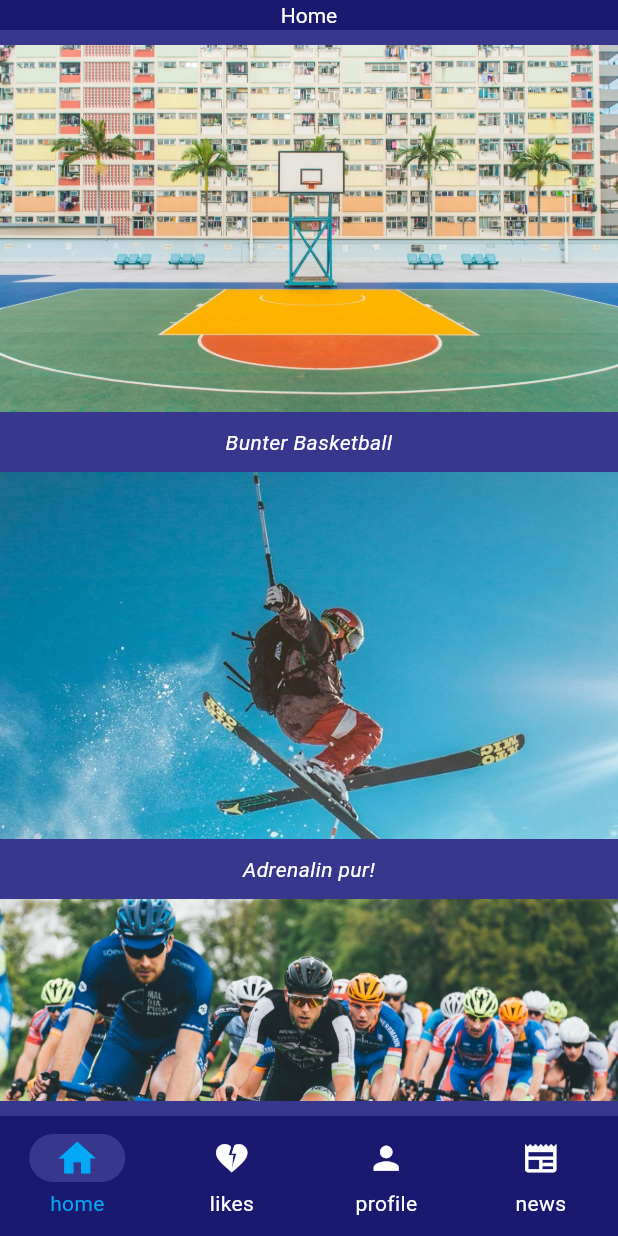
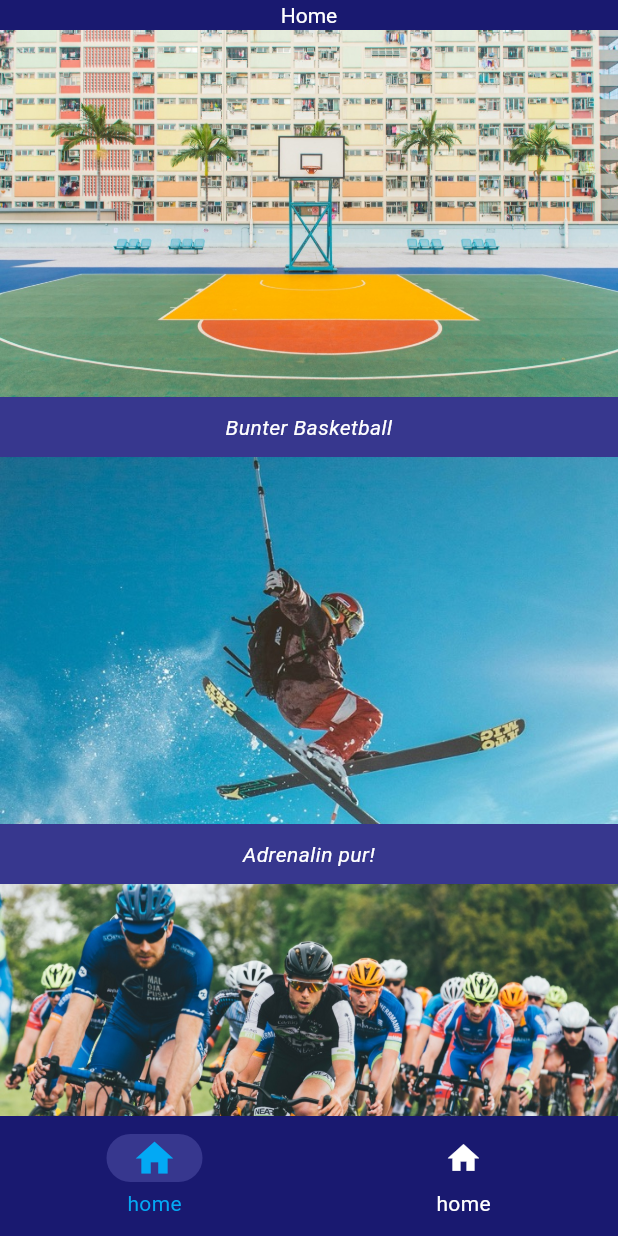
Before and after one commit to goldenshoes001/bildergalerie, a Flutter app: the screen it shows after launch, on a phone screen of 412 x 824 dp. Run offline on Flutter 3.47's test engine with Material 3 defaults, Android fonts, the light colour scheme and no system bars; Roboto replaces fonts that are missing (Arial, arial).

Commit message:
aufgabe fertig

```diff
--- a/lib/class/gallery_data.dart
+++ b/lib/class/gallery_data.dart
@@ -1,6 +1,7 @@
 import 'package:bildergaliere/class/galleryitem.dart';
 
-List<GalleryItem> galleryData = [
+class GalleryData {
+  static List<GalleryItem> galleryData = [
     GalleryItem(
       imageTitle: 'Bunter Basketball',
       imageDate: '03.06.2023',
@@ -51,3 +52,4 @@ List<GalleryItem> galleryData = [
       imagePath: 'assets/images/tennis_2.jpeg',
     ),
   ];
+}
--- a/lib/class/galleryitem.dart
+++ b/lib/class/galleryitem.dart
@@ -5,14 +5,14 @@ class GalleryItem extends StatelessWidget {
   const GalleryItem({
     super.key,
     required this.imageTitle,
-    required this.imageDate,
-    required this.imageDescription,
     required this.imagePath,
+    this.imageDescription = "",
+    this.imageDate = "",
   });
   final String imageTitle;
+  final String imagePath;
+  final String imageDescription;
   final String imageDate;
-  final String imageDescription;
-  final String imagePath;
 
   @override
   Widget build(BuildContext context) {
@@ -21,7 +21,7 @@ class GalleryItem extends StatelessWidget {
       children: [
         Expanded(
           child: Image.asset(
-            this.imagePath,
+            imagePath,
             fit: BoxFit.cover,
             width: double.infinity,
           ),
--- a/lib/class/home.dart
+++ b/lib/class/home.dart
@@ -1,16 +1,31 @@
-import 'package:bildergaliere/class/gallery_data.dart' as gallery_data;
+import 'package:bildergaliere/class/bild1.dart';
+import 'package:bildergaliere/class/bild2.dart';
+import 'package:bildergaliere/class/bild3.dart';
+import 'package:bildergaliere/class/bild4.dart';
+import 'package:bildergaliere/class/bild5.dart';
+import 'package:bildergaliere/class/bild6.dart';
+import 'package:bildergaliere/class/bild7.dart';
+import 'package:bildergaliere/class/gallery_data.dart';
 import 'package:bildergaliere/class/galleryitem.dart';
 import 'package:flutter/material.dart';
 
 class Home extends StatelessWidget {
-  const Home({super.key});
+  Home({super.key});
+
+  final List<Widget> screens = [
+    Bild1(),
+    Bild2(),
+    Bild3(),
+    Bild4(),
+    Bild5(),
+    Bild6(),
+    Bild7(),
+  ];
 
   @override
   Widget build(BuildContext context) {
-    List<GalleryItem> galerieItems = gallery_data.galleryData;
-    return Padding(
-      padding: const EdgeInsets.symmetric(vertical: 10),
-      child: GridView.builder(
+    List<GalleryItem> galerieItems = GalleryData.galleryData;
+    return GridView.builder(
       gridDelegate: SliverGridDelegateWithFixedCrossAxisCount(
         crossAxisCount: 1,
         childAspectRatio: 1.5,
@@ -20,9 +35,16 @@ class Home extends StatelessWidget {
       scrollDirection: Axis.vertical,
       shrinkWrap: true,
       itemBuilder: (BuildContext context, int index) {
-          return galerieItems[index];
+        return GestureDetector(
+          onTap: () {
+            Navigator.push(
+              context,
+              MaterialPageRoute(builder: (context) => screens[index]),
+            );
           },
-      ),
+          child: galerieItems[index],
+        );
+      },
     );
   }
 }
--- a/lib/class/likes.dart
+++ /dev/null
@@ -1,10 +0,0 @@
-import 'package:flutter/material.dart';
-
-class Likes extends StatelessWidget {
-  const Likes({super.key});
-
-  @override
-  Widget build(BuildContext context) {
-    return Center(child: Column(children: [Text("hallo")]));
-  }
-}
--- a/lib/main.dart
+++ b/lib/main.dart
@@ -2,9 +2,6 @@ import 'package:bildergaliere/class/appbar.dart';
 import 'package:bildergaliere/class/appdata.dart';
 import 'package:bildergaliere/class/bottombar.dart';
 import 'package:bildergaliere/class/home.dart';
-import 'package:bildergaliere/class/likes.dart';
-import 'package:bildergaliere/class/news.dart';
-import 'package:bildergaliere/class/profile.dart';
 import 'package:flutter/material.dart';
 
 void main() {
@@ -40,12 +37,10 @@ class _AppHomeState extends State<AppHome> {
 
   late String widgetName;
 
-  List<Widget> screens = [Home(), Likes(), Profile(), News()];
+  List<Widget> screens = [Home(), Home()];
   List<NavigationDestination> navigationItems = [
     NavigationDestination(icon: Icon(Icons.home), label: "home"),
-    NavigationDestination(icon: Icon(Icons.heart_broken), label: "likes"),
-    NavigationDestination(icon: Icon(Icons.person), label: "profile"),
-    NavigationDestination(icon: Icon(Icons.newspaper), label: "news"),
+    NavigationDestination(icon: Icon(Icons.home), label: "home"),
   ];
 
   @override
```
Also changed, not shown: lib/class/bild1.dart (added, +21 -0 lines), lib/class/bild2.dart (added, +21 -0 lines), lib/class/bild3.dart (added, +21 -0 lines), lib/class/bild4.dart (added, +21 -0 lines), lib/class/bild5.dart (added, +20 -0 lines), lib/class/bild6.dart (added, +21 -0 lines), lib/class/bild7.dart (added, +21 -0 lines), lib/class/detailScreen.dart (added, +64 -0 lines). Lines whose indentation alone changed are shown as unchanged.
